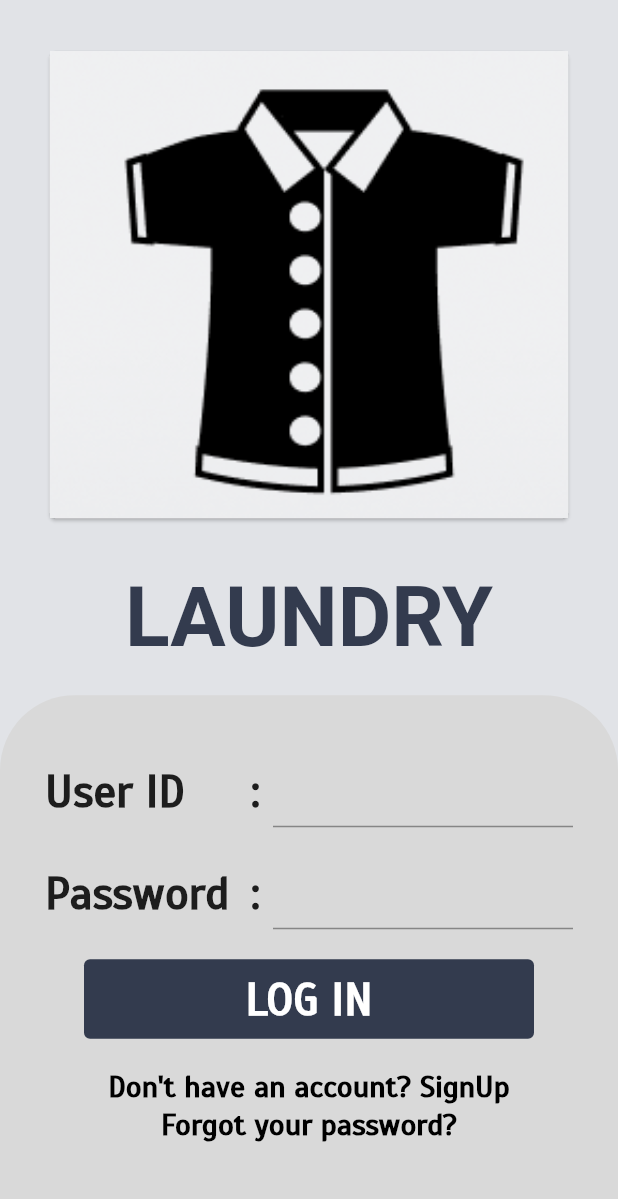
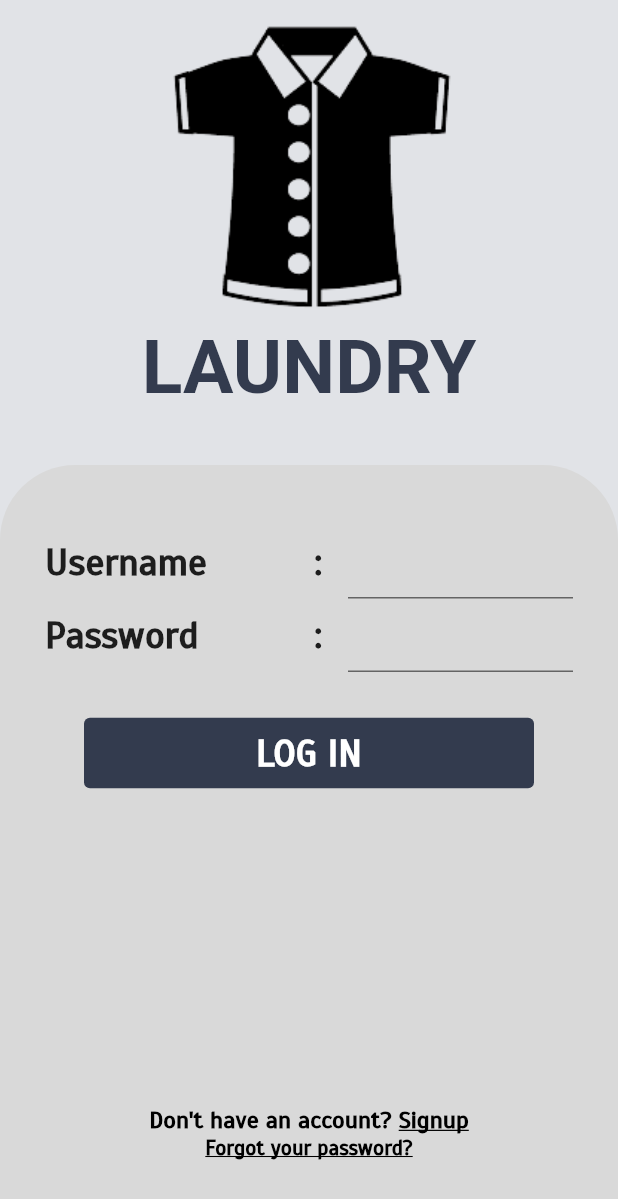
Before and after one commit to SRJ2910/LaundryApp, a Flutter app: the screen it shows after launch, on a phone screen of 412 x 824 dp. Shown: the top 1199 px of the screen. Run offline on Flutter 3.47's test engine with Material 2 defaults, Android fonts, the phone set to English and light mode, and no system bars.

Commit message:
login screen fix ui

```diff
--- a/laundry_app/lib/constants.dart
+++ b/laundry_app/lib/constants.dart
@@ -2,10 +2,22 @@ import 'package:flutter/material.dart';
 
 const kLightBackgroundColor = Color(0xFFE1E3E7);
 const kDarkColor = Color(0xFF333B4E);
-const kTitleTextDecoration = TextStyle(color: kDarkColor, fontSize: 55, fontFamily: 'Roboto',);
-const kBottomBoxDecoration =  BoxDecoration(color: Color(0xFFD9D9D9),borderRadius: BorderRadius.only(
-  topRight: Radius.circular(50),
-  topLeft: Radius.circular(50),
-),);
-const kFieldTextDecoration = TextStyle(fontSize: 30,fontWeight: FontWeight.bold);
-const kSmallTextDecoration = TextStyle(fontSize: 20, fontFamily: 'Scada',fontWeight: FontWeight.bold, color: Colors.black);
+const kTitleTextDecoration = TextStyle(
+  color: kDarkColor,
+  fontSize: 50,
+  fontFamily: 'Roboto',
+);
+const kBottomBoxDecoration = BoxDecoration(
+  color: Color(0xFFD9D9D9),
+  borderRadius: BorderRadius.only(
+    topRight: Radius.circular(50),
+    topLeft: Radius.circular(50),
+  ),
+);
+const kFieldTextDecoration =
+    TextStyle(fontSize: 25, fontWeight: FontWeight.bold);
+const kSmallTextDecoration = TextStyle(
+    fontSize: 20,
+    fontFamily: 'Scada',
+    fontWeight: FontWeight.bold,
+    color: Colors.black);
--- a/laundry_app/lib/main.dart
+++ b/laundry_app/lib/main.dart
@@ -1,6 +1,7 @@
 import 'package:flutter/material.dart';
 import 'package:laundry_app/constants.dart';
 import 'package:laundry_app/screens/login_screen.dart';
+
 void main() {
   runApp(const MyApp());
 }
@@ -12,10 +13,15 @@ class MyApp extends StatelessWidget {
   Widget build(BuildContext context) {
     return MaterialApp(
       initialRoute: LoginScreen.id,
+      debugShowCheckedModeBanner: false,
       routes: {
         LoginScreen.id: (context) => LoginScreen(),
       },
-      theme: ThemeData(fontFamily: 'Scada',textTheme: const TextTheme(headline1: kTitleTextDecoration, bodyText1: kFieldTextDecoration),),
+      theme: ThemeData(
+        fontFamily: 'Scada',
+        textTheme: const TextTheme(
+            headline1: kTitleTextDecoration, bodyText1: kFieldTextDecoration),
+      ),
     );
   }
 }
--- a/laundry_app/lib/screens/login_screen.dart
+++ b/laundry_app/lib/screens/login_screen.dart
@@ -1,5 +1,6 @@
 import 'package:flutter/material.dart';
 import 'package:laundry_app/constants.dart';
+import 'package:laundry_app/widget/custom_textfield.dart';
 
 class LoginScreen extends StatefulWidget {
   static const String id = "login_screen";
@@ -11,27 +12,28 @@ class LoginScreen extends StatefulWidget {
 class _LoginScreenState extends State<LoginScreen> {
   @override
   Widget build(BuildContext context) {
-    return Scaffold(
+    return SafeArea(
+      child: Scaffold(
+        resizeToAvoidBottomInset: false,
         backgroundColor: kLightBackgroundColor,
-      body: SafeArea(
+        body: Center(
           child: Column(
             mainAxisAlignment: MainAxisAlignment.start,
             children: <Widget>[
+              SizedBox(
+                width: 250,
+                height: 310,
+                child: Column(
+                  children: [
                     Padding(
-              padding: EdgeInsets.symmetric(vertical: 30),
-              child: Center(
-                child: Card(
-                  child: Image.asset('images/TShirt.png', scale: 0.7),
+                      padding: const EdgeInsets.only(right: 10),
+                      child: Image.asset('images/TShirt-bgremoved.png'),
                     ),
-              ),
-            ),
-            Padding(
-              padding: const EdgeInsets.only(bottom: 20),
-              child: Center(
-                child: Text(
+                    Text(
                       "LAUNDRY",
                       style: Theme.of(context).textTheme.headline1,
                     ),
+                  ],
                 ),
               ),
               Expanded(
@@ -40,16 +42,40 @@ class _LoginScreenState extends State<LoginScreen> {
                   child: Padding(
                     padding: const EdgeInsets.all(30),
                     child: Column(
-                    mainAxisAlignment: MainAxisAlignment.start,
                       children: <Widget>[
-                      UserField("User ID"),
-                      UserField("Password"),
-                      const SizedBox(height: 10,),
+                        const SizedBox(
+                          height: 10,
+                        ),
+                        CustomTextField(
+                          fieldName: "Username",
+                          onChanged: (e) {
+                            print(e);
+                          },
+                        ),
+                        CustomTextField(
+                          fieldName: "Password",
+                          obscureText: true,
+                          onChanged: (e) {
+                            print(e);
+                          },
+                        ),
+                        const SizedBox(
+                          height: 30,
+                        ),
                         TextButton(
-                        style: ButtonStyle(backgroundColor: MaterialStateProperty.all<Color>(kDarkColor),fixedSize: MaterialStateProperty.all<Size?>(const Size.fromWidth(300)) ),
+                          style: ButtonStyle(
+                              backgroundColor:
+                                  MaterialStateProperty.all<Color>(kDarkColor),
+                              fixedSize: MaterialStateProperty.all<Size?>(
+                                  const Size.fromWidth(300))),
                           onPressed: null,
-                        child: Text("LOG IN", style: kFieldTextDecoration.copyWith(color: Colors.white),),
+                          child: Text(
+                            "LOG IN",
+                            style: kFieldTextDecoration.copyWith(
+                                color: Colors.white),
                           ),
+                        ),
+                        const Spacer(),
                         DefaultTextStyle(
                           style: kSmallTextDecoration,
                           child: Padding(
@@ -60,16 +86,33 @@ class _LoginScreenState extends State<LoginScreen> {
                                   child: Row(
                                     mainAxisAlignment: MainAxisAlignment.center,
                                     children: [
-                                    const Flexible(child: Text("Don't have an account? ")),
+                                      const Flexible(
+                                          child: Text(
+                                        "Don't have an account? ",
+                                        textScaleFactor: 0.8,
+                                      )),
                                       GestureDetector(
                                         child: const Text(
-                                        "SignUp",
+                                          "Signup",
+                                          textScaleFactor: 0.8,
+                                          style: TextStyle(
+                                              decoration:
+                                                  TextDecoration.underline),
                                         ),
                                       ),
                                     ],
                                   ),
                                 ),
-                          GestureDetector(child: const Text("Forgot your password?")),
+                                GestureDetector(
+                                    onTap: () {
+                                      print("object");
+                                    },
+                                    child: const Text(
+                                      "Forgot your password?",
+                                      textScaleFactor: 0.7,
+                                      style: TextStyle(
+                                          decoration: TextDecoration.underline),
+                                    )),
                               ],
                             ),
                           ),
@@ -82,39 +125,6 @@ class _LoginScreenState extends State<LoginScreen> {
             ],
           ),
         ),
-    );
-  }
-}
-
-class UserField extends StatefulWidget {
-  UserField(this.fieldName);
-  final String fieldName;
-  @override
-  State<UserField> createState() => _UserFieldState(this.fieldName);
-}
-
-class _UserFieldState extends State<UserField> {
-  @override
-  _UserFieldState(this.fieldName);
-  final String fieldName;
-  Widget build(BuildContext context) {
-    return Padding(
-      padding: EdgeInsets.symmetric(vertical: 10),
-      child: Row(
-        mainAxisAlignment: MainAxisAlignment.start,
-        children: <Widget>[
-          Expanded(
-            child: Text(
-              "$fieldName",
-              style: Theme.of(context).textTheme.bodyText1,
-            ),
-          ),
-          Text(" : ", style: kFieldTextDecoration,),
-          const SizedBox(
-            width: 200,
-            child:  TextField(),
-          ),
-        ],
       ),
     );
   }
--- /dev/null
+++ b/laundry_app/lib/widget/custom_textfield.dart
@@ -0,0 +1,64 @@
+import 'package:flutter/material.dart';
+import 'package:laundry_app/constants.dart';
+
+class CustomTextField extends StatefulWidget {
+  final String? fieldName;
+  final bool obscureText;
+  final Function(String?)? onChanged;
+  const CustomTextField(
+      {Key? key, this.fieldName, this.obscureText = false, this.onChanged})
+      : super(key: key);
+
+  @override
+  State<CustomTextField> createState() => _CustomTextFieldState();
+}
+
+class _CustomTextFieldState extends State<CustomTextField> {
+  @override
+  Widget build(BuildContext context) {
+    return Row(
+      mainAxisAlignment: MainAxisAlignment.center,
+      crossAxisAlignment: CrossAxisAlignment.center,
+      children: <Widget>[
+        Expanded(
+          child: Text(
+            widget.fieldName!,
+            style: Theme.of(context).textTheme.bodyText1,
+          ),
+        ),
+        const Text(
+          " : ",
+          style: kFieldTextDecoration,
+        ),
+        const SizedBox(
+          width: 10,
+        ),
+        SizedBox(
+          width: 150,
+          child: TextField(
+            onChanged: (e) {
+              if (widget.onChanged == null) {
+                return;
+              }
+              widget.onChanged!(e);
+            },
+            cursorColor: Colors.black,
+            obscureText: widget.obscureText,
+            decoration: const InputDecoration(
+              enabledBorder: UnderlineInputBorder(
+                borderSide: BorderSide(color: Colors.black54),
+              ),
+              focusedBorder: UnderlineInputBorder(
+                borderSide: BorderSide(color: Colors.black),
+              ),
+            ),
+            style: const TextStyle(
+              overflow: TextOverflow.visible,
+              fontSize: 20,
+            ),
+          ),
+        ),
+      ],
+    );
+  }
+}
--- a/laundry_app/pubspec.yaml
+++ b/laundry_app/pubspec.yaml
@@ -59,7 +59,7 @@ flutter:
 
   # To add assets to your application, add an assets section, like this:
   assets:
-    - images/TShirt.png
+    - images/
   #   - images/a_dot_burr.jpeg
   #   - images/a_dot_ham.jpeg
 
```
Also changed, not shown: laundry_app/images/TShirt-bgremoved.png (added). Lines whose indentation alone changed are shown as unchanged.
